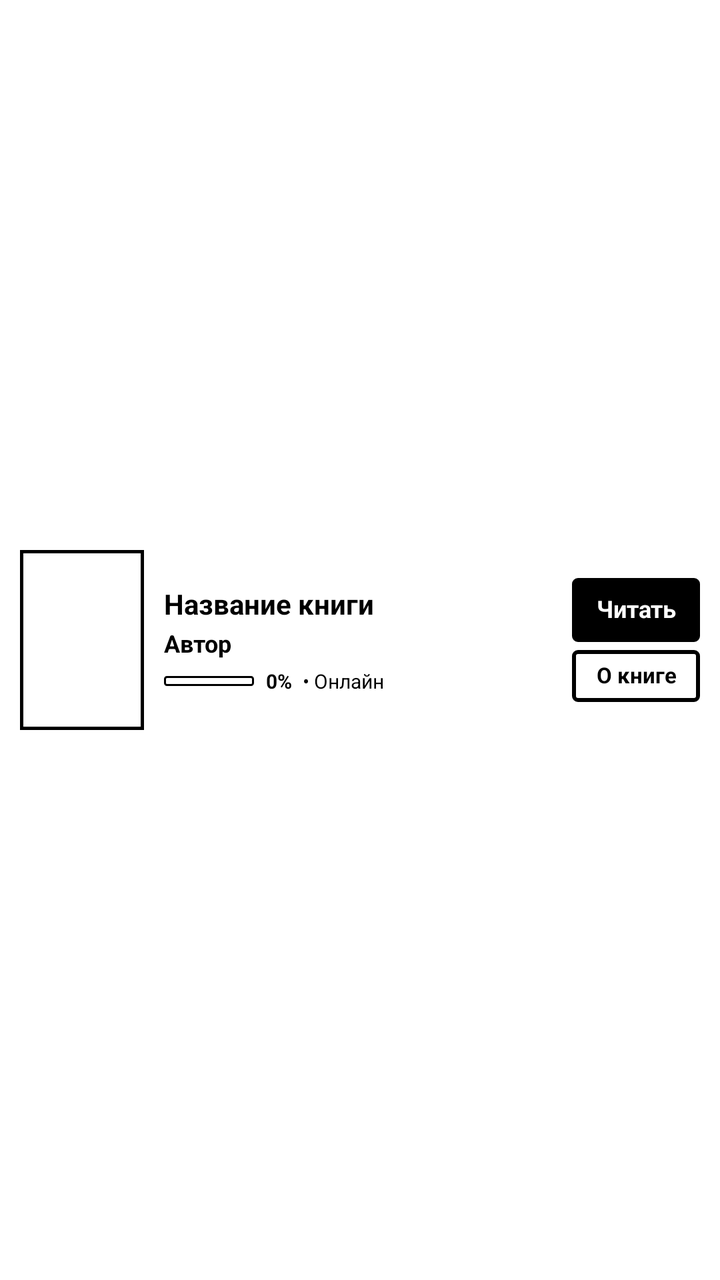
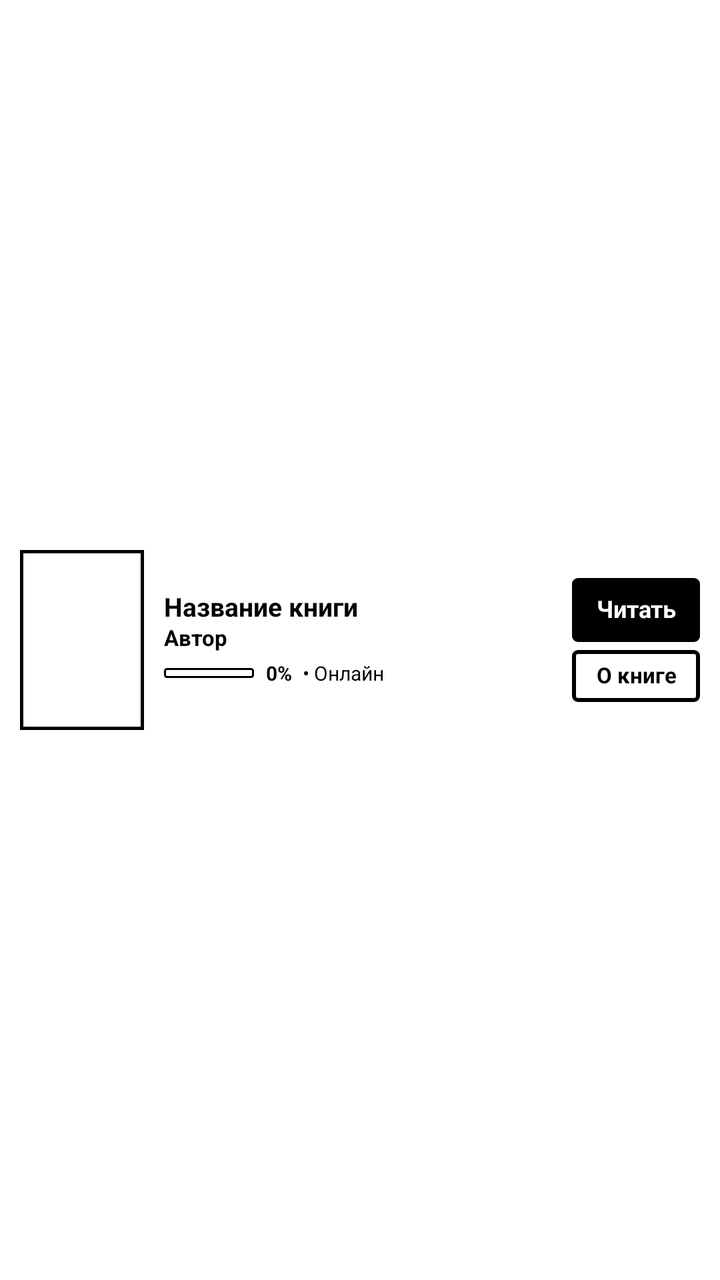

Before-and-after screenshots of an Android layout around one commit, followed by the original layout XML and the change that was made.
<!-- AndroidManifest.xml: application theme Theme.EInk -->
<!-- res/layout/item_book.xml -->
<?xml version="1.0" encoding="utf-8"?>
<LinearLayout xmlns:android="http://schemas.android.com/apk/res/android"
    android:layout_width="match_parent"
    android:layout_height="wrap_content"
    android:orientation="horizontal"
    android:paddingLeft="10dp"
    android:paddingRight="10dp"
    android:paddingTop="9dp"
    android:paddingBottom="9dp"
    android:gravity="center_vertical"
    android:background="@color/eink_white">

    
    <ImageView
        android:id="@+id/book_cover"
        android:layout_width="62dp"
        android:layout_height="90dp"
        android:layout_marginRight="10dp"
        android:background="@drawable/cover_border"
        android:padding="2dp"
        android:scaleType="centerCrop" />

    
    <LinearLayout
        android:layout_width="0dp"
        android:layout_height="wrap_content"
        android:layout_weight="1"
        android:orientation="vertical">

        <TextView
            android:id="@+id/book_title"
            android:layout_width="match_parent"
            android:layout_height="wrap_content"
            android:text="Название книги"
            android:textSize="14sp"
            android:textStyle="bold"
            android:textColor="@color/eink_black"
            android:lineSpacingMultiplier="1.1" />

        <TextView
            android:id="@+id/book_author"
            android:layout_width="match_parent"
            android:layout_height="wrap_content"
            android:text="Автор"
            android:textSize="12sp"
            android:textStyle="bold"
            android:textColor="@color/eink_black"
            android:layout_marginTop="2dp"
            android:lineSpacingMultiplier="1.1" />

        
        <TextView
            android:id="@+id/book_annotation"
            android:layout_width="match_parent"
            android:layout_height="wrap_content"
            android:visibility="gone" />

        
        <LinearLayout
            android:layout_width="match_parent"
            android:layout_height="wrap_content"
            android:orientation="horizontal"
            android:gravity="center_vertical"
            android:layout_marginTop="4dp">

            <ProgressBar
                android:id="@+id/book_progress_bar"
                style="?android:attr/progressBarStyleHorizontal"
                android:layout_width="45dp"
                android:layout_height="5dp"
                android:progressDrawable="@drawable/progress_eink_bar"
                android:max="100"
                android:progress="0"
                android:layout_marginRight="6dp" />

            <TextView
                android:id="@+id/book_progress"
                android:layout_width="wrap_content"
                android:layout_height="wrap_content"
                android:text="0%"
                android:textSize="10sp"
                android:textStyle="bold"
                android:textColor="@color/eink_black"
                android:singleLine="true" />

            <TextView
                android:id="@+id/book_status_tag"
                android:layout_width="wrap_content"
                android:layout_height="wrap_content"
                android:text=" • Онлайн"
                android:textSize="10sp"
                android:textColor="@color/eink_black"
                android:singleLine="true"
                android:layout_marginLeft="3dp" />
        </LinearLayout>
    </LinearLayout>

    
    <LinearLayout
        android:layout_width="wrap_content"
        android:layout_height="wrap_content"
        android:orientation="vertical"
        android:gravity="center"
        android:layout_marginLeft="6dp">

        <Button
            android:id="@+id/book_read_btn"
            android:layout_width="64dp"
            android:layout_height="32dp"
            android:minHeight="0dp"
            android:minWidth="0dp"
            android:text="@string/btn_read"
            android:textSize="12sp"
            android:textStyle="bold"
            android:textColor="@color/eink_white"
            android:background="@drawable/btn_eink_primary"
            android:includeFontPadding="false"
            android:paddingTop="2dp"
            android:paddingBottom="2dp"
            android:layout_marginBottom="4dp" />

        <Button
            android:id="@+id/book_download_btn"
            android:layout_width="64dp"
            android:layout_height="26dp"
            android:minHeight="0dp"
            android:minWidth="0dp"
            android:text="О книге"
            android:textSize="11sp"
            android:textStyle="bold"
            android:textColor="@color/eink_black"
            android:background="@drawable/btn_eink"
            android:includeFontPadding="false"
            android:paddingTop="2dp"
            android:paddingBottom="2dp" />
    </LinearLayout>

</LinearLayout>
<!-- resources referenced by this layout -->
<resources>
  <color name="eink_black">#000000</color>
  <color name="eink_white">#FFFFFF</color>
  <!-- drawable btn_eink (drawable) -->
  <?xml version="1.0" encoding="utf-8"?>
  <selector xmlns:android="http://schemas.android.com/apk/res/android">
      <item android:state_pressed="true">
          <shape android:shape="rectangle">
              <solid android:color="#000000" />
              <stroke android:width="2dp" android:color="#000000" />
              <corners android:radius="2dp" />
          </shape>
      </item>
      <item>
          <shape android:shape="rectangle">
              <solid android:color="#FFFFFF" />
              <stroke android:width="2dp" android:color="#000000" />
              <corners android:radius="2dp" />
          </shape>
      </item>
  </selector>
  <!-- drawable btn_eink_primary (drawable) -->
  <?xml version="1.0" encoding="utf-8"?>
  <selector xmlns:android="http://schemas.android.com/apk/res/android">
      <item android:state_pressed="true">
          <shape android:shape="rectangle">
              <solid android:color="#FFFFFF" />
              <stroke android:width="2dp" android:color="#000000" />
              <corners android:radius="2dp" />
          </shape>
      </item>
      <item>
          <shape android:shape="rectangle">
              <solid android:color="#000000" />
              <stroke android:width="2dp" android:color="#000000" />
              <corners android:radius="2dp" />
          </shape>
      </item>
  </selector>
  <!-- drawable cover_border (drawable) -->
  <?xml version="1.0" encoding="utf-8"?>
  <shape xmlns:android="http://schemas.android.com/apk/res/android"
      android:shape="rectangle">
      <solid android:color="#FFFFFF" />
      <stroke
          android:width="1.5dp"
          android:color="#000000" />
  </shape>
  <!-- drawable progress_eink_bar (drawable) -->
  <?xml version="1.0" encoding="utf-8"?>
  <layer-list xmlns:android="http://schemas.android.com/apk/res/android">
      <item android:id="@android:id/background">
          <shape android:shape="rectangle">
              <solid android:color="#FFFFFF" />
              <stroke android:width="1dp" android:color="#000000" />
              <corners android:radius="1dp" />
          </shape>
      </item>
      <item android:id="@android:id/progress">
          <clip>
              <shape android:shape="rectangle">
                  <solid android:color="#000000" />
                  <corners android:radius="1dp" />
              </shape>
          </clip>
      </item>
  </layer-list>
  <string name="btn_read">Читать</string>
  <style name="Theme.EInk" parent="android:Theme.Holo.Light.NoActionBar">
          <item name="android:windowBackground">@color/eink_white</item>
          <item name="android:colorBackground">@color/eink_white</item>
          <item name="android:textColorPrimary">@color/eink_black</item>
          <item name="android:windowAnimationStyle">@style/Animation.EInk.NoAnimation</item>
      </style>
  <style name="Animation.EInk.NoAnimation" parent="android:Animation">
          <item name="android:windowEnterAnimation">@null</item>
          <item name="android:windowExitAnimation">@null</item>
          <item name="android:activityOpenEnterAnimation">@null</item>
          <item name="android:activityOpenExitAnimation">@null</item>
          <item name="android:activityCloseEnterAnimation">@null</item>
          <item name="android:activityCloseExitAnimation">@null</item>
      </style>
</resources>

<!-- the commit's change to res/layout/item_book.xml (unified diff, before → after) -->
@@ -32,21 +32,23 @@
             android:layout_width="match_parent"
             android:layout_height="wrap_content"
             android:text="Название книги"
-            android:textSize="14sp"
+            android:textSize="13sp"
             android:textStyle="bold"
             android:textColor="@color/eink_black"
-            android:lineSpacingMultiplier="1.1" />
+            android:includeFontPadding="false"
+            android:lineSpacingMultiplier="0.9" />
 
         <TextView
             android:id="@+id/book_author"
             android:layout_width="match_parent"
             android:layout_height="wrap_content"
             android:text="Автор"
-            android:textSize="12sp"
+            android:textSize="11sp"
             android:textStyle="bold"
             android:textColor="@color/eink_black"
-            android:layout_marginTop="2dp"
-            android:lineSpacingMultiplier="1.1" />
+            android:layout_marginTop="1dp"
+            android:includeFontPadding="false"
+            android:lineSpacingMultiplier="0.95" />
 
         
         <TextView
